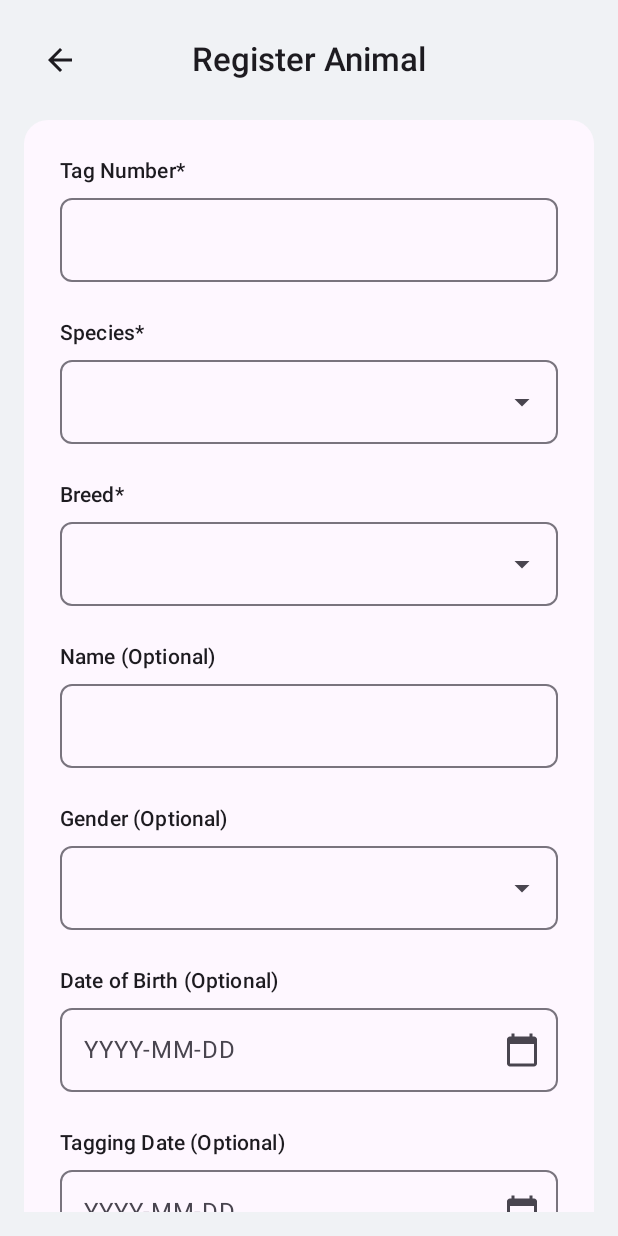
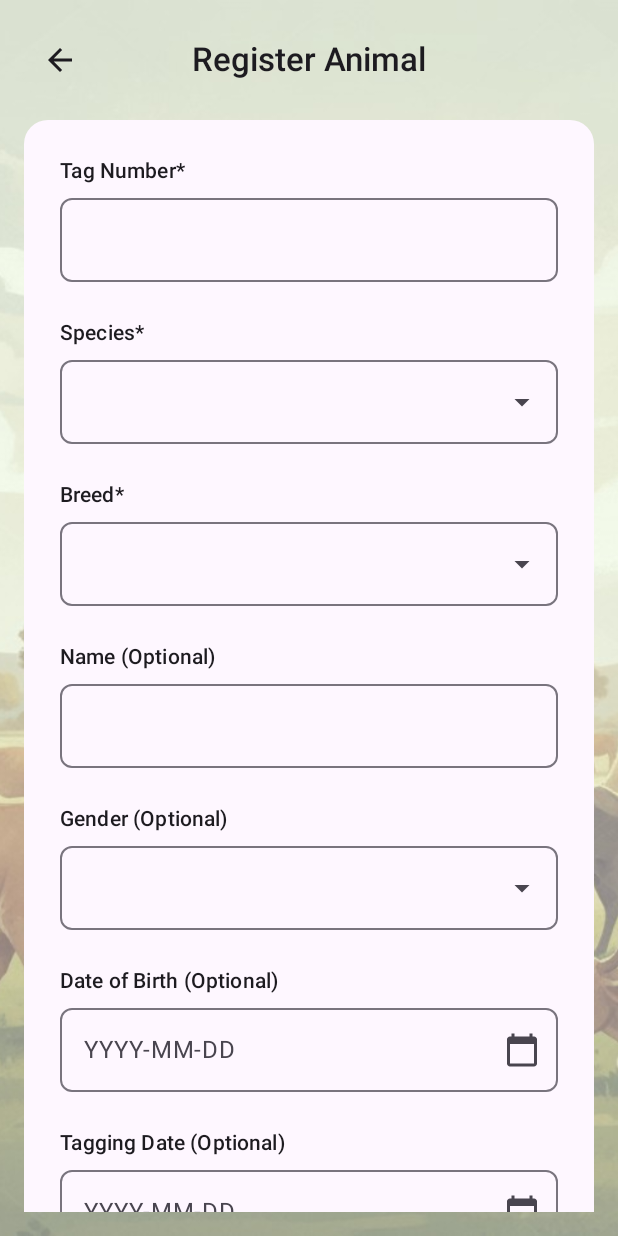
Before and after one commit to Areeb455/CattleApp, an Android app built with Jetpack Compose: the composable CattleFormScreen called with empty values, on a phone screen of 412 x 824 dp. Run offline under Robolectric (Android 15) with nearby library versions, the phone set to English and light mode, and no system bars; our stand-ins replace Dagger/Hilt's generated code.

Commit message:
ft - minor changes in form screen

```diff
--- a/app/src/main/java/com/cattlelabs/cattleapp/ui/screens/CattleFormScreen.kt
+++ b/app/src/main/java/com/cattlelabs/cattleapp/ui/screens/CattleFormScreen.kt
@@ -1,5 +1,6 @@
 package com.cattlelabs.cattleapp.ui.screens
 
+import androidx.compose.foundation.Image
 import androidx.compose.foundation.background
 import androidx.compose.foundation.layout.Column
 import androidx.compose.foundation.layout.Row
@@ -42,7 +43,9 @@ import androidx.compose.runtime.setValue
 import androidx.compose.ui.Alignment
 import androidx.compose.ui.Modifier
 import androidx.compose.ui.graphics.Color
+import androidx.compose.ui.layout.ContentScale
 import androidx.compose.ui.platform.LocalContext
+import androidx.compose.ui.res.painterResource
 import androidx.compose.ui.text.font.FontWeight
 import androidx.compose.ui.text.input.KeyboardType
 import androidx.compose.ui.text.style.TextAlign
@@ -50,6 +53,7 @@ import androidx.compose.ui.unit.dp
 import androidx.compose.ui.unit.sp
 import androidx.hilt.navigation.compose.hiltViewModel
 import androidx.navigation.NavController
+import com.cattlelabs.cattleapp.R
 import com.cattlelabs.cattleapp.data.model.CattleRequest
 import com.cattlelabs.cattleapp.state.UiState
 import com.cattlelabs.cattleapp.viewmodel.AuthViewModel
@@ -143,11 +147,17 @@ fun CattleFormScreen(
         }
     }
 
-
     Scaffold(
         snackbarHost = { SnackbarHost(snackbarHostState) },
         containerColor = Color(0xFFF0F2F5)
     ) { paddingValues ->
+
+            Image(
+                painter = painterResource(R.drawable.bg1),
+                contentDescription = "Background",
+                modifier = Modifier.fillMaxSize(),
+                contentScale = ContentScale.Crop,
+            )
         Column(
             modifier = Modifier
                 .fillMaxSize()
@@ -174,6 +184,7 @@ fun CattleFormScreen(
 
             Spacer(modifier = Modifier.height(16.dp))
 
+
             // Form Content
             Column(
                 modifier = Modifier
@@ -182,6 +193,7 @@ fun CattleFormScreen(
                     .background(MaterialTheme.colorScheme.surface, RoundedCornerShape(16.dp))
                     .padding(24.dp)
             ) {
+
 
                 // --- Form Fields ---
 
```
